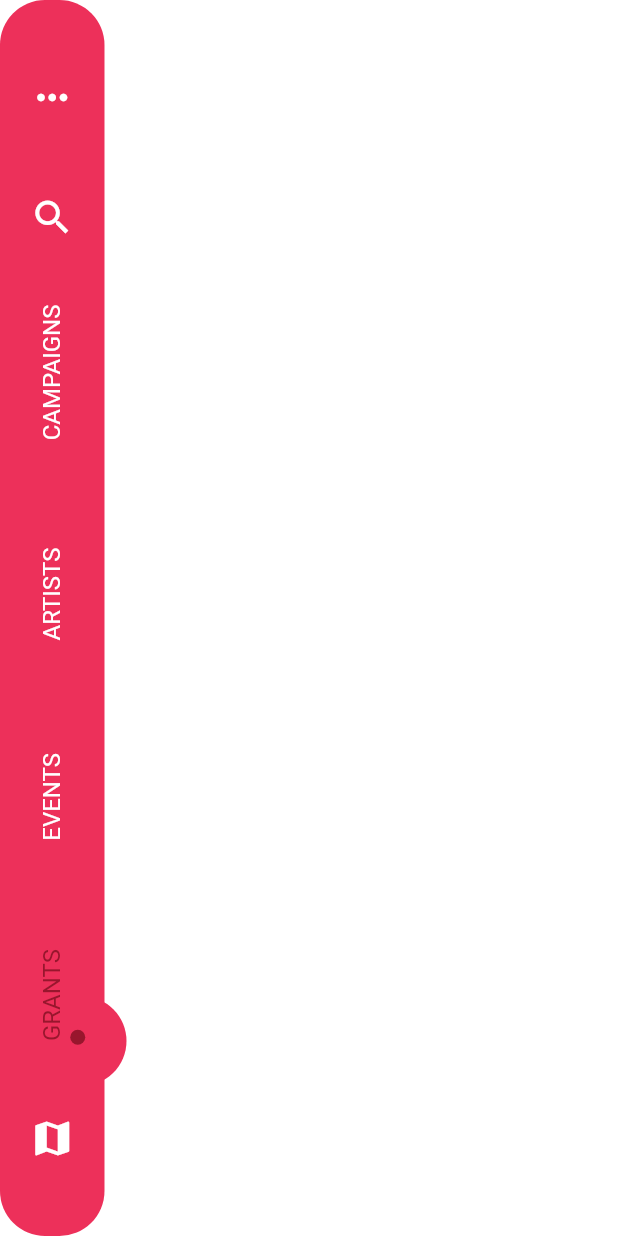
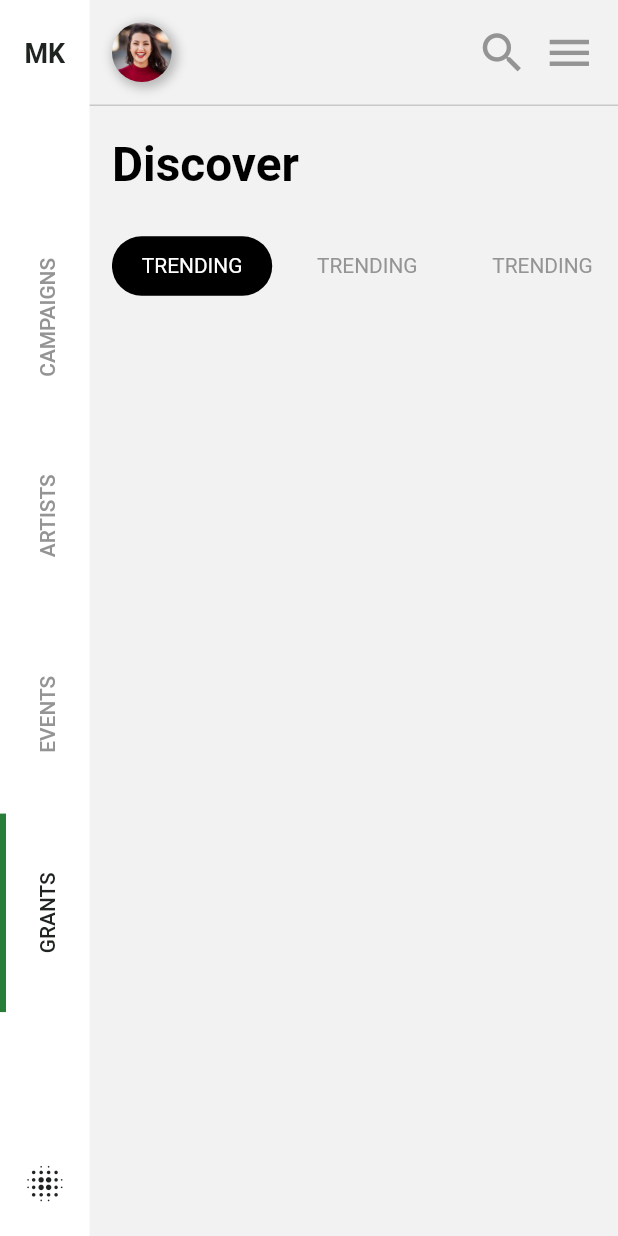
Before and after one commit to mk1799/flutter-animation, a Flutter app: the screen it shows after launch, on a phone screen of 412 x 824 dp. Run offline on Flutter 3.47's test engine with Material 2 defaults, Android fonts, the phone set to English and light mode, and no system bars; our stand-ins replace hexcolor.

```diff
--- a/lib/screens/HomeScreen.dart
+++ b/lib/screens/HomeScreen.dart
@@ -1,9 +1,9 @@
 import 'package:flutter/material.dart';
 import 'package:flutter/scheduler.dart';
+import 'package:flutter_animation/screens/screen1.dart';
 import 'package:flutter_animation/screens/test.dart';
 import 'package:flutter_animation/utils/responsive.dart';
 import 'package:flutter_animation/utils/style.dart';
-import 'dart:math';
 
 class HomeScreen extends StatefulWidget {
   @override
@@ -11,31 +11,9 @@ class HomeScreen extends StatefulWidget {
 }
 
 class _HomeScreenState extends State<HomeScreen> {
-  @override
- Widget build(BuildContext context) {
-    return Scaffold(
-      backgroundColor: Colors.white,
-      body: Container(
-        child: Row(
-          children: <Widget>[
-            LeftWidget(),
-            Expanded(
-              child: Container(),
-            )
-          ],
-        ),
-      ),
-    );
-  }}
 
-
-class LeftWidget extends StatefulWidget {
-  @override
-  _LeftWidgetState createState() => _LeftWidgetState();
-}
-
-class _LeftWidgetState extends State<LeftWidget> with TickerProviderStateMixin {
-  List<String> _list = ["CAMPAIGNS", "ARTISTS", "EVENTS", "GRANTS"];
+  List<Widget> _children;
+    List<String> _list = ["CAMPAIGNS", "ARTISTS", "EVENTS", "GRANTS"];
 
   List<GlobalKey> _keys = [
     GlobalKey(),
@@ -45,6 +23,69 @@ class _LeftWidgetState extends State<LeftWidget> with TickerProviderStateMixin {
   ];
 
   int checkIndex = 0;
+  @override
+  void initState() {
+    // TODO: implement initState
+    super.initState();
+    _children=[
+      Screen1("1"),
+      Screen1("2"),
+      Screen1("3"),
+      Screen1("dat 4"),
+    ];
+  }
+   void indexChecked(int i) {
+    if ( checkIndex == i) return;
+
+    setState(() {
+       checkIndex= i;
+      // calcuteCheckOffset();
+      // addAnimation();
+    });
+  }
+  @override
+  Widget build(BuildContext context) {
+    return SafeArea(
+          child: Scaffold(
+        backgroundColor: Colors.white,
+        body: Container(
+          child: Row(
+            children: <Widget>[
+              LeftWidget(
+                index: checkIndex,
+                keys: _keys,
+                list: _list,
+                ontabTap: indexChecked,
+              ),
+              Expanded(
+                // child: Container(),
+                child: Container(
+                  color: bgColor,
+                  child: _children[checkIndex],
+                ),
+              )
+            ],
+          ),
+        ),
+      ),
+    );
+  }
+}
+
+class LeftWidget extends StatefulWidget {
+
+int index;
+ List<String> list;
+ List<GlobalKey> keys;
+ Function ontabTap;
+ LeftWidget({this.keys,this.list,this.index,this.ontabTap});
+
+  @override
+  _LeftWidgetState createState() => _LeftWidgetState();
+}
+
+class _LeftWidgetState extends State<LeftWidget> with TickerProviderStateMixin {
+
 
   Offset checkedPositionOffset = Offset(0, 0);
   Offset lastCheckOffset = Offset(0, 0);
@@ -55,7 +96,7 @@ class _LeftWidgetState extends State<LeftWidget> with TickerProviderStateMixin {
 
   @override
   void initState() {
-    checkIndex = _list.length - 1;
+    widget.index = widget.list.length - 1;
     super.initState();
 
     SchedulerBinding.instance.endOfFrame.then((value) {
@@ -66,12 +107,14 @@ class _LeftWidgetState extends State<LeftWidget> with TickerProviderStateMixin {
 
   void calcuteCheckOffset() {
     lastCheckOffset = checkedPositionOffset;
-    RenderBox renderBox = _keys[checkIndex].currentContext.findRenderObject();
-    Offset widgetOffset = renderBox.localToGlobal(Offset(0, 0));
+    RenderBox renderBox =  widget.keys[ widget.index].currentContext.findRenderObject();
+    Offset widgetOffset = renderBox.localToGlobal(Offset(10, 0));
     Size widgetSise = renderBox.size;
     checkedPositionOffset = Offset(widgetOffset.dx + widgetSise.width,
         widgetOffset.dy + widgetSise.height);
   }
+
+
 
   @override
   Widget build(BuildContext context) {
@@ -79,22 +122,23 @@ class _LeftWidgetState extends State<LeftWidget> with TickerProviderStateMixin {
       child: Stack(
         children: <Widget>[
           Container(
-            width: getSize(70),
+            width: getSize(60),
             decoration: BoxDecoration(
-              color: Color(0xffED305A),
-              borderRadius: BorderRadius.circular(30),
+              color: Colors.white,
+              // borderRadius: BorderRadius.circular(30),
             ),
             child: Column(
+              mainAxisAlignment: MainAxisAlignment.spaceBetween,
               children: _buildList(),
             ),
           ),
-          Positioned(
-            top: animationOffset.dy,
-            left: animationOffset.dx,
-            child: CustomPaint(
-              painter: CheckPointPainter(Offset(10, 0)),
-            ),
-          )
+          // Positioned(
+          //   top: animationOffset.dy,
+          //   left: animationOffset.dx,
+          //   child: CustomPaint(
+          //     painter: CheckPointPainter(Offset(10, 0)),
+          //   ),
+          // )
         ],
       ),
     );
@@ -104,62 +148,60 @@ class _LeftWidgetState extends State<LeftWidget> with TickerProviderStateMixin {
     List<Widget> _widget_list = [];
 
     _widget_list.add(Padding(
-      padding: EdgeInsets.only(
-        top: 50,
-      ),
-      child: Icon(
-        Icons.more_horiz,
-        color: Colors.white,
-        size: 30,
-      ),
+        padding: EdgeInsets.only(
+          top: getSize(25),
+        ),
+        child: Text(
+          "MK",
+          style: getBoldStyle()
+              .copyWith(color: darkFont, fontSize: getFontSize(16)),
+        )));
+    _widget_list.add(SizedBox(
+      height: getSize(100),
     ));
-    _widget_list.add(Padding(
-      padding: EdgeInsets.only(
-        top: 50,
-      ),
-      child: Icon(
-        Icons.search,
-        color: Colors.white,
-        size: 30,
-      ),
-    ));
-    for (int i = 0; i < _list.length; i++) {
+    for (int i = 0; i <  widget.list.length; i++) {
       _widget_list.add(Expanded(
         child: GestureDetector(
             onTap: () {
-              indexChecked(i);
+              widget.ontabTap(i);
             },
-            child: VerticalText(
-                _list[i],
-                _keys[i],
-                checkIndex == i &&
-                    (_animationController != null &&
-                        _animationController.isCompleted))),
+            child: Container(
+              alignment: Alignment.topLeft,
+              decoration: BoxDecoration(
+                  border: Border(
+                      left: BorderSide(
+                          color: ( widget.index == i)
+                              ? greenColor
+                              : Colors.transparent,
+                          width: 4))),
+              // padding: EdgeInsets.only(left: getSize(5)),
+              child: Align(
+                alignment: Alignment.center,
+                child: VerticalText(
+                     widget.list[i],
+                     widget.keys[i],
+                     widget.index == i &&
+                        (_animationController != null &&
+                            _animationController.isCompleted)),
+              ),
+            )),
       ));
     }
     _widget_list.add(Padding(
       padding: EdgeInsets.only(
-        top: 50,
-        bottom: 50,
+        top: getSize(100),
+        bottom: getSize(20),
       ),
       child: Icon(
-        Icons.map,
-        color: Colors.white,
-        size: 30,
+        Icons.blur_on_sharp,
+        color: darkFont,
+        size: getSize(30),
       ),
     ));
     return _widget_list;
   }
 
-  void indexChecked(int i) {
-    if (checkIndex == i) return;
 
-    setState(() {
-      checkIndex = i;
-      calcuteCheckOffset();
-      addAnimation();
-    });
-  }
 
   void addAnimation() {
     _animationController =
--- /dev/null
+++ b/lib/screens/screen1.dart
@@ -0,0 +1,111 @@
+import 'package:flutter/material.dart';
+import 'package:flutter_animation/utils/responsive.dart';
+import 'package:flutter_animation/utils/style.dart';
+
+class Screen1 extends StatefulWidget {
+  final String screencount;
+  Screen1(this.screencount);
+  @override
+  _Screen1State createState() => _Screen1State();
+}
+
+class _Screen1State extends State<Screen1> {
+  int cate = 0;
+  @override
+  Widget build(BuildContext context) {
+    return Container(
+        child: Column(
+      crossAxisAlignment: CrossAxisAlignment.start,
+      children: [
+        Container(
+          padding: EdgeInsets.all(getSize(15)),
+          decoration: BoxDecoration(
+              border: Border(
+                  bottom: BorderSide(
+                      color: Colors.grey.withOpacity(0.5), width: 1))),
+          child: Row(
+            children: [
+              Container(
+                width: getSize(40),
+                height: getSize(40),
+                decoration: BoxDecoration(
+                    boxShadow: [
+                      new BoxShadow(
+                        // color: ColorConstants.getShadowColor,
+                        color: Colors.grey.withOpacity(0.7),
+                        offset: Offset(2, 2),
+                        blurRadius: 5.0,
+                        spreadRadius: 2.0,
+                      ),
+                    ],
+                    shape: BoxShape.circle,
+                    image: DecorationImage(
+                        image: AssetImage("asset/profile.jpg"))),
+              ),
+              Expanded(child: Container()),
+              Icon(
+                Icons.search,
+                color: lightFont,
+                size: getSize(35),
+              ),
+              SizedBox(
+                width: getSize(10),
+              ),
+              Icon(
+                Icons.menu_outlined,
+                color: lightFont,
+                size: getSize(35),
+              ),
+            ],
+          ),
+        ),
+        Container(
+          padding: EdgeInsets.only(top: getSize(20), left: getSize(15)),
+          child: Column(
+            crossAxisAlignment: CrossAxisAlignment.start,
+            children: [
+              Text(
+                "Discover",
+                textAlign: TextAlign.left,
+                style: getBoldStyle().copyWith(fontSize: getFontSize(30)),
+              ),
+              SizedBox(
+                height: getSize(30),
+              ),
+              Container(
+                height: getSize(40),
+                child: ListView.builder(
+                    scrollDirection: Axis.horizontal,
+                    shrinkWrap: true,
+                    itemCount: 4,
+                    itemBuilder: (context, index) {
+                      return GestureDetector(
+                        onTap: (){
+                          setState(() {
+                            cate = index;
+                          });
+                        },
+                        child: Container(
+                          margin: EdgeInsets.only(right: getSize(10)),
+                          padding: EdgeInsets.symmetric(
+                              horizontal: getSize(20), vertical: getSize(10)),
+                          alignment: Alignment.center,
+                          decoration: BoxDecoration(
+                              borderRadius: BorderRadius.circular(getSize(20)),
+                              color: (cate == index )?Colors.black:Colors.transparent),
+                          child: Text(
+                            "TRENDING",
+                            style:
+                                getRegularStyle().copyWith(color: (cate == index )?Colors.white : lightFont),
+                          ),
+                        ),
+                      );
+                    }),
+              )
+            ],
+          ),
+        )
+      ],
+    ));
+  }
+}
--- a/lib/screens/test.dart
+++ b/lib/screens/test.dart
@@ -2,6 +2,7 @@ import 'package:flutter/material.dart';
 import 'dart:math' as math;
 
 import 'package:flutter/scheduler.dart';
+import 'package:flutter_animation/utils/responsive.dart';
 
 class HomePage extends StatefulWidget {
   @override
@@ -90,7 +91,7 @@ class _LeftWidgetState extends State<LeftWidget> with TickerProviderStateMixin {
             top: animationOffset.dy,
             left: animationOffset.dx,
             child: CustomPaint(
-              painter: CheckPointPainter(Offset(10, 0)),
+              painter: CheckPointPainter(Offset(5, 10)),
             ),
           )
         ],
@@ -191,7 +192,7 @@ class CheckPointPainter extends CustomPainter {
     double startAngle = -math.pi / 2;
     double sweepAngle = math.pi;
 
-    paint.color = Color(0xffED305A);
+    paint.color = Colors.grey;
 
     canvas.drawArc(
         Rect.fromCircle(center: Offset(offset.dx, offset.dy), radius: radius),
@@ -200,7 +201,7 @@ class CheckPointPainter extends CustomPainter {
         false,
         paint);
 
-    paint.color = Color(0xff98162d);
+    paint.color = Colors.white;
     canvas.drawCircle(
         Offset(offset.dx - pointRadius / 2, offset.dy - pointRadius / 2),
         pointRadius,
@@ -213,28 +214,7 @@ class CheckPointPainter extends CustomPainter {
   }
 }
 
-class VerticalText extends StatelessWidget {
-  String name;
-  bool checked;
-  GlobalKey globalKey;
 
-  VerticalText(this.name, this.globalKey, this.checked);
-
-  @override
-  Widget build(BuildContext context) {
-    return RotatedBox(
-      key: globalKey,
-      quarterTurns: 3,
-      child: Text(
-        name,
-        style: TextStyle(
-          color: checked ? Color(0xff98162d) : Colors.white,
-          fontSize: 16,
-        ),
-      ),
-    );
-  }
-}
 
 class RightWidget extends StatefulWidget {
   @override
--- a/lib/utils/responsive.dart
+++ b/lib/utils/responsive.dart
@@ -1,4 +1,5 @@
 import 'package:flutter/material.dart';
+import 'package:flutter_animation/utils/style.dart';
 
 import '../main.dart';
 
@@ -33,3 +34,23 @@ class MathUtilities {
   static safeAreaBottomHeight(BuildContext context) =>
       MediaQuery.of(context).padding.bottom;
 }
+class VerticalText extends StatelessWidget {
+  String name;
+  bool checked;
+  GlobalKey globalKey;
+
+  VerticalText(this.name, this.globalKey, this.checked);
+
+  @override
+  Widget build(BuildContext context) {
+    return RotatedBox(
+      key: globalKey,
+      quarterTurns: 3,
+      child: Text(
+        name,
+        textAlign: TextAlign.left,
+        style: getRegularStyle().copyWith( color: checked ? darkFont : lightFont,fontWeight: FontWeight.w500)
+      ),
+    );
+  }
+}
--- a/lib/utils/style.dart
+++ b/lib/utils/style.dart
@@ -10,6 +10,12 @@ TextStyle getBoldStyle(){
   );
 }
 
+ const Color greenColor = Color(0xff287d39);
+ const Color bgColor = Color(0xfff2f2f2);
+ const Color lightFont = Color(0xff949494);
+ const Color darkFont = Color(0xff202420);
+
+
 TextStyle getRegularStyle(){
   return TextStyle(
     fontSize: getSize(14),
```
Also changed, not shown: asset/profile.jpg (added).
